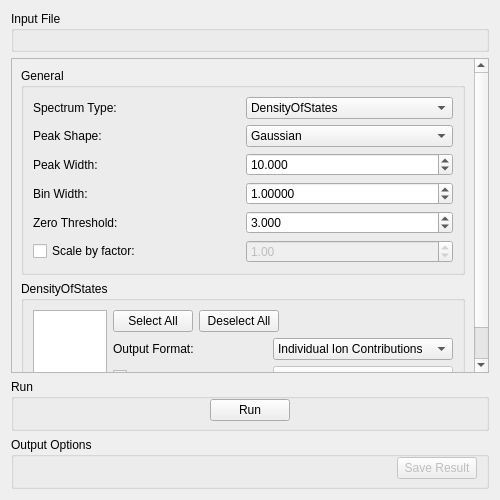
Qt form qt/scientific_interfaces/Indirect/Simulation/DensityOfStates.ui (mantidproject/mantid) before a commit.
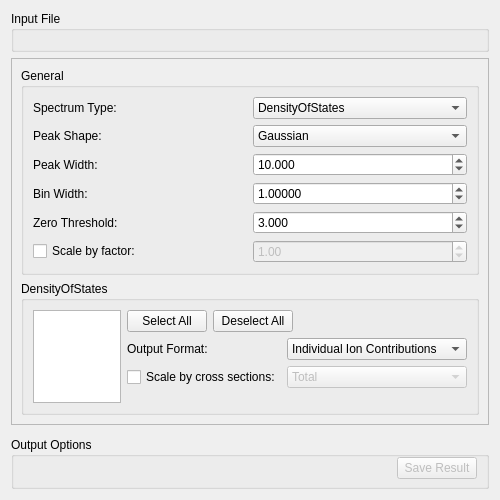
The same form after that commit. Custom widgets are drawn as their Qt base class.

Commit message: Use RunWidget for DensityOfStates tab

Patch:
```diff
--- a/qt/scientific_interfaces/Indirect/Simulation/DensityOfStates.ui
+++ b/qt/scientific_interfaces/Indirect/Simulation/DensityOfStates.ui
@@ -57,8 +57,8 @@
        <rect>
         <x>0</x>
         <y>0</y>
-        <width>480</width>
-        <height>329</height>
+        <width>500</width>
+        <height>381</height>
        </rect>
       </property>
       <layout class="QVBoxLayout" name="verticalLayout_3">
@@ -515,58 +515,7 @@
     </widget>
    </item>
    <item>
-    <widget class="QGroupBox" name="gbRun">
-     <property name="title">
-      <string>Run</string>
-     </property>
-     <layout class="QHBoxLayout" name="horizontalLayout_2">
-      <property name="leftMargin">
-       <number>0</number>
-      </property>
-      <property name="topMargin">
-       <number>0</number>
-      </property>
-      <property name="rightMargin">
-       <number>0</number>
-      </property>
-      <property name="bottomMargin">
-       <number>7</number>
-      </property>
-      <item>
-       <spacer name="horizontalSpacer_2">
-        <property name="orientation">
-         <enum>Qt::Horizontal</enum>
-        </property>
-        <property name="sizeHint" stdset="0">
-         <size>
-          <width>194</width>
-          <height>20</height>
-         </size>
-        </property>
-       </spacer>
-      </item>
-      <item>
-       <widget class="QPushButton" name="pbRun">
-        <property name="text">
-         <string>Run</string>
-        </property>
-       </widget>
-      </item>
-      <item>
-       <spacer name="horizontalSpacer_3">
-        <property name="orientation">
-         <enum>Qt::Horizontal</enum>
-        </property>
-        <property name="sizeHint" stdset="0">
-         <size>
-          <width>193</width>
-          <height>20</height>
-         </size>
-        </property>
-       </spacer>
-      </item>
-     </layout>
-    </widget>
+    <widget class="QWidget" name="runWidget" native="true"/>
    </item>
    <item>
     <widget class="QGroupBox" name="gbOutput">
```
The commit also changes 2 other files.
